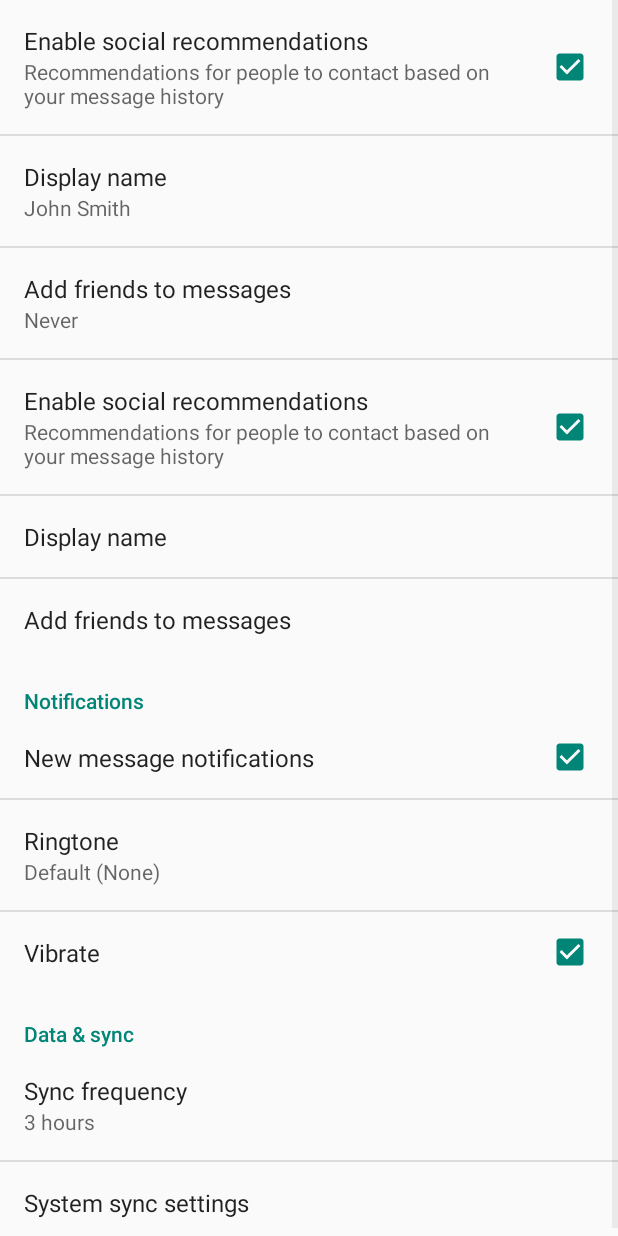
After one commit to SapphireElectronics/Peak8, an Android app: the SettingsActivity screen opened directly, with no data from a screen before it, on a phone screen of 412 x 824 dp. The commit adds this screen. Run offline under Robolectric (Android 15) with nearby library versions, the phone set to English and light mode, and no system bars.

Commit message:
Started working on Settings activity.

```diff
--- a/app/build.gradle
+++ b/app/build.gradle
@@ -21,5 +21,6 @@ android {
 
 dependencies {
     compile fileTree(dir: 'libs', include: ['*.jar'])
-    compile 'com.android.support:appcompat-v7:22.1.1'
+    compile 'com.android.support:appcompat-v7:22.2.0'
+    compile 'com.android.support:support-v4:22.2.0'
 }
--- a/app/src/main/java/ca/sapphire/peak8/MainActivity.java
+++ b/app/src/main/java/ca/sapphire/peak8/MainActivity.java
@@ -1,5 +1,6 @@
 package ca.sapphire.peak8;
 
+import android.content.Intent;
 import android.media.MediaPlayer;
 import android.os.Handler;
 import android.os.Bundle;
@@ -206,6 +207,12 @@ public class MainActivity extends AppCompatActivity {
 
         switch( item.getItemId() ) {
             case R.id.action_settings:
+                Intent intent = new Intent(this, SettingsActivity.class);
+//                Intent intent = new Intent(this, DisplayMessageActivity.class);
+//                EditText editText = (EditText) findViewById(R.id.edit_message);
+//                String message = editText.getText().toString();
+//                intent.putExtra(EXTRA_MESSAGE, message);
+                startActivity(intent);
                 return true;
 
             case R.id.action_start:
--- /dev/null
+++ b/app/src/main/java/ca/sapphire/peak8/SettingsActivity.java
@@ -0,0 +1,298 @@
+package ca.sapphire.peak8;
+
+import android.annotation.TargetApi;
+import android.content.Context;
+import android.content.res.Configuration;
+import android.media.Ringtone;
+import android.media.RingtoneManager;
+import android.net.Uri;
+import android.os.Build;
+import android.os.Bundle;
+import android.preference.ListPreference;
+import android.preference.Preference;
+import android.preference.PreferenceActivity;
+import android.preference.PreferenceCategory;
+import android.preference.PreferenceFragment;
+import android.preference.PreferenceManager;
+import android.preference.RingtonePreference;
+import android.text.TextUtils;
+import android.view.MenuItem;
+import android.support.v4.app.NavUtils;
+
+
+import java.util.List;
+
+/**
+ * A {@link PreferenceActivity} that presents a set of application settings. On
+ * handset devices, settings are presented as a single list. On tablets,
+ * settings are split by category, with category headers shown to the left of
+ * the list of settings.
+ * <p/>
+ * See <a href="http://developer.android.com/design/patterns/settings.html">
+ * Android Design: Settings</a> for design guidelines and the <a
+ * href="http://developer.android.com/guide/topics/ui/settings.html">Settings
+ * API Guide</a> for more information on developing a Settings UI.
+ */
+public class SettingsActivity extends PreferenceActivity {
+    /**
+     * Determines whether to always show the simplified settings UI, where
+     * settings are presented in a single list. When false, settings are shown
+     * as a master/detail two-pane view on tablets. When true, a single pane is
+     * shown on tablets.
+     */
+    private static final boolean ALWAYS_SIMPLE_PREFS = false;
+
+    @Override
+    public void onCreate(Bundle savedInstanceState) {
+        super.onCreate(savedInstanceState);
+        addPreferencesFromResource(R.xml.pref_general);
+ //       setContentView(R.xml.pref_general);
+        setupActionBar();
+    }
+
+    /**
+     * Set up the {@link android.app.ActionBar}, if the API is available.
+     */
+    @TargetApi(Build.VERSION_CODES.HONEYCOMB)
+    private void setupActionBar() {
+        if (Build.VERSION.SDK_INT >= Build.VERSION_CODES.HONEYCOMB) {
+            // Show the Up button in the action bar.
+//            getActionBar().setDisplayHomeAsUpEnabled(true);
+        }
+    }
+
+    @Override
+    public boolean onOptionsItemSelected(MenuItem item) {
+        int id = item.getItemId();
+        if (id == android.R.id.home) {
+            // This ID represents the Home or Up button. In the case of this
+            // activity, the Up button is shown. Use NavUtils to allow users
+            // to navigate up one level in the application structure. For
+            // more details, see the Navigation pattern on Android Design:
+            //
+            // http://developer.android.com/design/patterns/navigation.html#up-vs-back
+            //
+            // TODO: If Settings has multiple levels, Up should navigate up
+            // that hierarchy.
+            NavUtils.navigateUpFromSameTask(this);
+            return true;
+        }
+        return super.onOptionsItemSelected(item);
+    }
+
+    @Override
+    protected void onPostCreate(Bundle savedInstanceState) {
+        super.onPostCreate(savedInstanceState);
+
+        setupSimplePreferencesScreen();
+    }
+
+    /**
+     * Shows the simplified settings UI if the device configuration if the
+     * device configuration dictates that a simplified, single-pane UI should be
+     * shown.
+     */
+    private void setupSimplePreferencesScreen() {
+        if (!isSimplePreferences(this)) {
+            return;
+        }
+
+        // In the simplified UI, fragments are not used at all and we instead
+        // use the older PreferenceActivity APIs.
+
+        // Add 'general' preferences.
+        addPreferencesFromResource(R.xml.pref_general);
+
+        // Add 'notifications' preferences, and a corresponding header.
+        PreferenceCategory fakeHeader = new PreferenceCategory(this);
+        fakeHeader.setTitle(R.string.pref_header_notifications);
+        getPreferenceScreen().addPreference(fakeHeader);
+        addPreferencesFromResource(R.xml.pref_notification);
+
+        // Add 'data and sync' preferences, and a corresponding header.
+        fakeHeader = new PreferenceCategory(this);
+        fakeHeader.setTitle(R.string.pref_header_data_sync);
+        getPreferenceScreen().addPreference(fakeHeader);
+        addPreferencesFromResource(R.xml.pref_data_sync);
+
+        // Bind the summaries of EditText/List/Dialog/Ringtone preferences to
+        // their values. When their values change, their summaries are updated
+        // to reflect the new value, per the Android Design guidelines.
+        bindPreferenceSummaryToValue(findPreference("example_text"));
+        bindPreferenceSummaryToValue(findPreference("example_list"));
+        bindPreferenceSummaryToValue(findPreference("notifications_new_message_ringtone"));
+        bindPreferenceSummaryToValue(findPreference("sync_frequency"));
+    }
+
+    /**
+     * {@inheritDoc}
+     */
+    @Override
+    public boolean onIsMultiPane() {
+        return isXLargeTablet(this) && !isSimplePreferences(this);
+    }
+
+    /**
+     * Helper method to determine if the device has an extra-large screen. For
+     * example, 10" tablets are extra-large.
+     */
+    private static boolean isXLargeTablet(Context context) {
+        return (context.getResources().getConfiguration().screenLayout
+                & Configuration.SCREENLAYOUT_SIZE_MASK) >= Configuration.SCREENLAYOUT_SIZE_XLARGE;
+    }
+
+    /**
+     * Determines whether the simplified settings UI should be shown. This is
+     * true if this is forced via {@link #ALWAYS_SIMPLE_PREFS}, or the device
+     * doesn't have newer APIs like {@link PreferenceFragment}, or the device
+     * doesn't have an extra-large screen. In these cases, a single-pane
+     * "simplified" settings UI should be shown.
+     */
+    private static boolean isSimplePreferences(Context context) {
+        return ALWAYS_SIMPLE_PREFS
+                || Build.VERSION.SDK_INT < Build.VERSION_CODES.HONEYCOMB
+                || !isXLargeTablet(context);
+    }
+
+    /**
+     * {@inheritDoc}
+     */
+    @Override
+    @TargetApi(Build.VERSION_CODES.HONEYCOMB)
+    public void onBuildHeaders(List<Header> target) {
+        if (!isSimplePreferences(this)) {
+            loadHeadersFromResource(R.xml.pref_headers, target);
+        }
+    }
+
+    /**
+     * A preference value change listener that updates the preference's summary
+     * to reflect its new value.
+     */
+    private static Preference.OnPreferenceChangeListener sBindPreferenceSummaryToValueListener = new Preference.OnPreferenceChangeListener() {
+        @Override
+        public boolean onPreferenceChange(Preference preference, Object value) {
+            String stringValue = value.toString();
+
+            if (preference instanceof ListPreference) {
+                // For list preferences, look up the correct display value in
+                // the preference's 'entries' list.
+                ListPreference listPreference = (ListPreference) preference;
+                int index = listPreference.findIndexOfValue(stringValue);
+
+                // Set the summary to reflect the new value.
+                preference.setSummary(
+                        index >= 0
+                                ? listPreference.getEntries()[index]
+                                : null);
+
+            } else if (preference instanceof RingtonePreference) {
+                // For ringtone preferences, look up the correct display value
+                // using RingtoneManager.
+                if (TextUtils.isEmpty(stringValue)) {
+                    // Empty values correspond to 'silent' (no ringtone).
+                    preference.setSummary(R.string.pref_ringtone_silent);
+
+                } else {
+                    Ringtone ringtone = RingtoneManager.getRingtone(
+                            preference.getContext(), Uri.parse(stringValue));
+
+                    if (ringtone == null) {
+                        // Clear the summary if there was a lookup error.
+                        preference.setSummary(null);
+                    } else {
+                        // Set the summary to reflect the new ringtone display
+                        // name.
+                        String name = ringtone.getTitle(preference.getContext());
+                        preference.setSummary(name);
+                    }
+                }
+
+            } else {
+                // For all other preferences, set the summary to the value's
+                // simple string representation.
+                preference.setSummary(stringValue);
+            }
+            return true;
+        }
+    };
+
+    /**
+     * Binds a preference's summary to its value. More specifically, when the
+     * preference's value is changed, its summary (line of text below the
+     * preference title) is updated to reflect the value. The summary is also
+     * immediately updated upon calling this method. The exact display format is
+     * dependent on the type of preference.
+     *
+     * @see #sBindPreferenceSummaryToValueListener
+     */
+    private static void bindPreferenceSummaryToValue(Preference preference) {
+        // Set the listener to watch for value changes.
+        preference.setOnPreferenceChangeListener(sBindPreferenceSummaryToValueListener);
+
+        // Trigger the listener immediately with the preference's
+        // current value.
+        sBindPreferenceSummaryToValueListener.onPreferenceChange(preference,
+                PreferenceManager
+                        .getDefaultSharedPreferences(preference.getContext())
+                        .getString(preference.getKey(), ""));
+    }
+
+    /**
+     * This fragment shows general preferences only. It is used when the
+     * activity is showing a two-pane settings UI.
+     */
+    @TargetApi(Build.VERSION_CODES.HONEYCOMB)
+    public static class GeneralPreferenceFragment extends PreferenceFragment {
+        @Override
+        public void onCreate(Bundle savedInstanceState) {
+            super.onCreate(savedInstanceState);
+            addPreferencesFromResource(R.xml.pref_general);
+
+            // Bind the summaries of EditText/List/Dialog/Ringtone preferences
+            // to their values. When their values change, their summaries are
+            // updated to reflect the new value, per the Android Design
+            // guidelines.
+            bindPreferenceSummaryToValue(findPreference("example_text"));
+            bindPreferenceSummaryToValue(findPreference("example_list"));
+        }
+    }
+
+    /**
+     * This fragment shows notification preferences only. It is used when the
+     * activity is showing a two-pane settings UI.
+     */
+    @TargetApi(Build.VERSION_CODES.HONEYCOMB)
+    public static class NotificationPreferenceFragment extends PreferenceFragment {
+        @Override
+        public void onCreate(Bundle savedInstanceState) {
+            super.onCreate(savedInstanceState);
+            addPreferencesFromResource(R.xml.pref_notification);
+
+            // Bind the summaries of EditText/List/Dialog/Ringtone preferences
+            // to their values. When their values change, their summaries are
+            // updated to reflect the new value, per the Android Design
+            // guidelines.
+            bindPreferenceSummaryToValue(findPreference("notifications_new_message_ringtone"));
+        }
+    }
+
+    /**
+     * This fragment shows data and sync preferences only. It is used when the
+     * activity is showing a two-pane settings UI.
+     */
+    @TargetApi(Build.VERSION_CODES.HONEYCOMB)
+    public static class DataSyncPreferenceFragment extends PreferenceFragment {
+        @Override
+        public void onCreate(Bundle savedInstanceState) {
+            super.onCreate(savedInstanceState);
+            addPreferencesFromResource(R.xml.pref_data_sync);
+
+            // Bind the summaries of EditText/List/Dialog/Ringtone preferences
+            // to their values. When their values change, their summaries are
+            // updated to reflect the new value, per the Android Design
+            // guidelines.
+            bindPreferenceSummaryToValue(findPreference("sync_frequency"));
+        }
+    }
+}
--- a/app/src/main/res/layout/activity_main.xml
+++ b/app/src/main/res/layout/activity_main.xml
@@ -102,6 +102,13 @@
         android:layout_alignEnd="@+id/rest_picker"
         />
 
+    <Spinner
+        android:layout_width="wrap_content"
+        android:layout_height="wrap_content"
+        android:id="@+id/spinner"
+        android:layout_below="@id/main_progress"
+        />
+
     <TextView
         android:layout_width="240dp"
         android:layout_height="wrap_content"
@@ -109,7 +116,7 @@
         android:textAppearance="?android:attr/textAppearanceLarge"
         android:text="@string/peak_string"
         android:id="@+id/segment_textView"
-        android:layout_below="@id/main_progress"
+        android:layout_below="@id/spinner"
         />
 
     <TextView
@@ -131,4 +138,6 @@
         android:id="@+id/total_textView"
         android:layout_below="@id/elapsed_textView"
         />
+
+
 </RelativeLayout>
--- /dev/null
+++ b/app/src/main/res/layout/settings.xml
@@ -0,0 +1,13 @@
+<LinearLayout
+    xmlns:android="http://schemas.android.com/apk/res/android"
+    android:orientation="vertical"
+    android:layout_width="match_parent"
+    android:layout_height="match_parent">
+
+    <TextView
+        android:layout_width="wrap_content"
+        android:layout_height="wrap_content"
+        android:text="Hello"
+        />
+
+</LinearLayout>
--- a/app/src/main/res/menu/menu_main.xml
+++ b/app/src/main/res/menu/menu_main.xml
@@ -5,14 +5,17 @@
     tools:context=".MainActivity">
     <item
         android:id="@+id/action_settings"
+        android:icon="@drawable/ic_settings_white_24dp"
         android:title="@string/action_settings"
         android:orderInCategory="100"
-        app:showAsAction="never" />
+        app:showAsAction="always"
+        />
 
     <item
         android:id="@+id/action_start"
         android:icon="@drawable/ic_play_circle_outline_white_24dp"
         android:title="Start"
+        android:orderInCategory="1"
         app:showAsAction="always"
         />
 
@@ -20,6 +23,7 @@
         android:id="@+id/action_stop"
         android:icon="@drawable/ic_pause_circle_outline_white_24dp"
         android:title="Stop"
+        android:orderInCategory="2"
         app:showAsAction="always"
         />
 
--- /dev/null
+++ b/app/src/main/res/values/strings_activity_settings.xml
@@ -0,0 +1,61 @@
+<resources>
+    <string name="title_activity_settings">Settings</string>
+
+    <!-- Strings related to Settings -->
+
+    <!-- Example General settings -->
+    <string name="pref_header_general">General</string>
+
+    <string name="pref_title_social_recommendations">Enable social recommendations</string>
+    <string name="pref_description_social_recommendations">Recommendations for people to contact
+        based on your message history
+    </string>
+
+    <string name="pref_title_display_name">Display name</string>
+    <string name="pref_default_display_name">John Smith</string>
+
+    <string name="pref_title_add_friends_to_messages">Add friends to messages</string>
+    <string-array name="pref_example_list_titles">
+        <item>Always</item>
+        <item>When possible</item>
+        <item>Never</item>
+    </string-array>
+    <string-array name="pref_example_list_values">
+        <item>1</item>
+        <item>0</item>
+        <item>-1</item>
+    </string-array>
+
+    <!-- Example settings for Data & Sync -->
+    <string name="pref_header_data_sync">Data &amp; sync</string>
+
+    <string name="pref_title_sync_frequency">Sync frequency</string>
+    <string-array name="pref_sync_frequency_titles">
+        <item>15 minutes</item>
+        <item>30 minutes</item>
+        <item>1 hour</item>
+        <item>3 hours</item>
+        <item>6 hours</item>
+        <item>Never</item>
+    </string-array>
+    <string-array name="pref_sync_frequency_values">
+        <item>15</item>
+        <item>30</item>
+        <item>60</item>
+        <item>180</item>
+        <item>360</item>
+        <item>-1</item>
+    </string-array>
+
+    <string name="pref_title_system_sync_settings">System sync settings</string>
+
+    <!-- Example settings for Notifications -->
+    <string name="pref_header_notifications">Notifications</string>
+
+    <string name="pref_title_new_message_notifications">New message notifications</string>
+
+    <string name="pref_title_ringtone">Ringtone</string>
+    <string name="pref_ringtone_silent">Silent</string>
+
+    <string name="pref_title_vibrate">Vibrate</string>
+</resources>
--- /dev/null
+++ b/app/src/main/res/xml/pref_data_sync.xml
@@ -0,0 +1,21 @@
+<PreferenceScreen xmlns:android="http://schemas.android.com/apk/res/android">
+
+    <!-- NOTE: Hide buttons to simplify the UI. Users can touch outside the dialog to
+         dismiss it. -->
+    <!-- NOTE: ListPreference's summary should be set to its value by the activity code. -->
+    <ListPreference
+        android:key="sync_frequency"
+        android:title="@string/pref_title_sync_frequency"
+        android:entries="@array/pref_sync_frequency_titles"
+        android:entryValues="@array/pref_sync_frequency_values"
+        android:defaultValue="180"
+        android:negativeButtonText="@null"
+        android:positiveButtonText="@null" />
+
+    <!-- This preference simply launches an intent when selected. Use this UI sparingly, per
+         design guidelines. -->
+    <Preference android:title="@string/pref_title_system_sync_settings">
+        <intent android:action="android.settings.SYNC_SETTINGS" />
+    </Preference>
+
+</PreferenceScreen>
--- /dev/null
+++ b/app/src/main/res/xml/pref_general.xml
@@ -0,0 +1,33 @@
+<PreferenceScreen xmlns:android="http://schemas.android.com/apk/res/android">
+
+    <CheckBoxPreference
+        android:key="example_checkbox"
+        android:title="@string/pref_title_social_recommendations"
+        android:summary="@string/pref_description_social_recommendations"
+        android:defaultValue="true" />
+
+    <!-- NOTE: EditTextPreference accepts EditText attributes. -->
+    <!-- NOTE: EditTextPreference's summary should be set to its value by the activity code. -->
+    <EditTextPreference
+        android:key="example_text"
+        android:title="@string/pref_title_display_name"
+        android:defaultValue="@string/pref_default_display_name"
+        android:selectAllOnFocus="true"
+        android:inputType="textCapWords"
+        android:capitalize="words"
+        android:singleLine="true"
+        android:maxLines="1" />
+
+    <!-- NOTE: Hide buttons to simplify the UI. Users can touch outside the dialog to
+         dismiss it. -->
+    <!-- NOTE: ListPreference's summary should be set to its value by the activity code. -->
+    <ListPreference
+        android:key="example_list"
+        android:title="@string/pref_title_add_friends_to_messages"
+        android:defaultValue="-1"
+        android:entries="@array/pref_example_list_titles"
+        android:entryValues="@array/pref_example_list_values"
+        android:negativeButtonText="@null"
+        android:positiveButtonText="@null" />
+
+</PreferenceScreen>
--- /dev/null
+++ b/app/src/main/res/xml/pref_headers.xml
@@ -0,0 +1,14 @@
+<preference-headers xmlns:android="http://schemas.android.com/apk/res/android">
+
+    <!-- These settings headers are only used on tablets. -->
+
+    <header android:fragment="ca.sapphire.peak8.SettingsActivity$GeneralPreferenceFragment"
+        android:title="@string/pref_header_general" />
+
+    <header android:fragment="ca.sapphire.peak8.SettingsActivity$NotificationPreferenceFragment"
+        android:title="@string/pref_header_notifications" />
+
+    <header android:fragment="ca.sapphire.peak8.SettingsActivity$DataSyncPreferenceFragment"
+        android:title="@string/pref_header_data_sync" />
+
+</preference-headers>
--- /dev/null
+++ b/app/src/main/res/xml/pref_notification.xml
@@ -0,0 +1,27 @@
+<PreferenceScreen xmlns:android="http://schemas.android.com/apk/res/android">
+
+    <!-- A 'parent' preference, which enables/disables child preferences (below)
+         when checked/unchecked. -->
+    <CheckBoxPreference
+        android:key="notifications_new_message"
+        android:title="@string/pref_title_new_message_notifications"
+        android:defaultValue="true" />
+
+    <!-- Allows the user to choose a ringtone in the 'notification' category. -->
+    <!-- NOTE: This preference will be enabled only when the checkbox above is checked. -->
+    <!-- NOTE: RingtonePreference's summary should be set to its value by the activity code. -->
+    <RingtonePreference
+        android:dependency="notifications_new_message"
+        android:key="notifications_new_message_ringtone"
+        android:title="@string/pref_title_ringtone"
+        android:ringtoneType="notification"
+        android:defaultValue="content://settings/system/notification_sound" />
+
+    <!-- NOTE: This preference will be enabled only when the checkbox above is checked. -->
+    <CheckBoxPreference
+        android:dependency="notifications_new_message"
+        android:key="notifications_new_message_vibrate"
+        android:title="@string/pref_title_vibrate"
+        android:defaultValue="true" />
+
+</PreferenceScreen>
```
Also changed, not shown: app/src/main/AndroidManifest.xml (+9 -1 lines), app/src/main/res/drawable/ic_settings_white_24dp.png (added), 1 other file.
